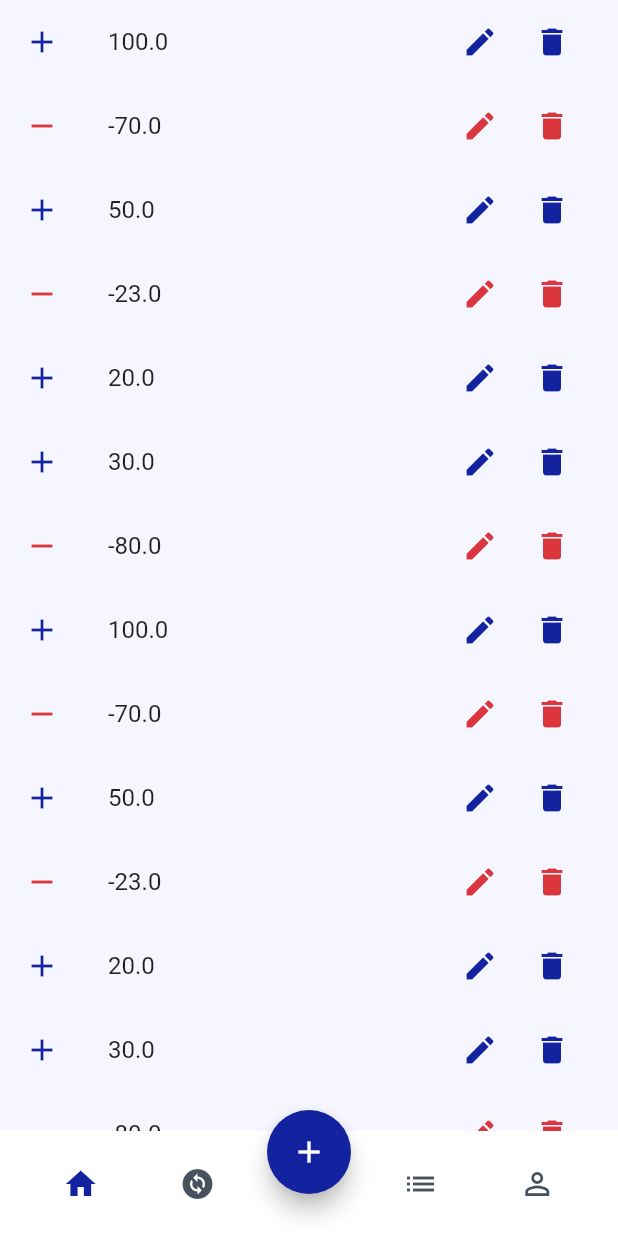
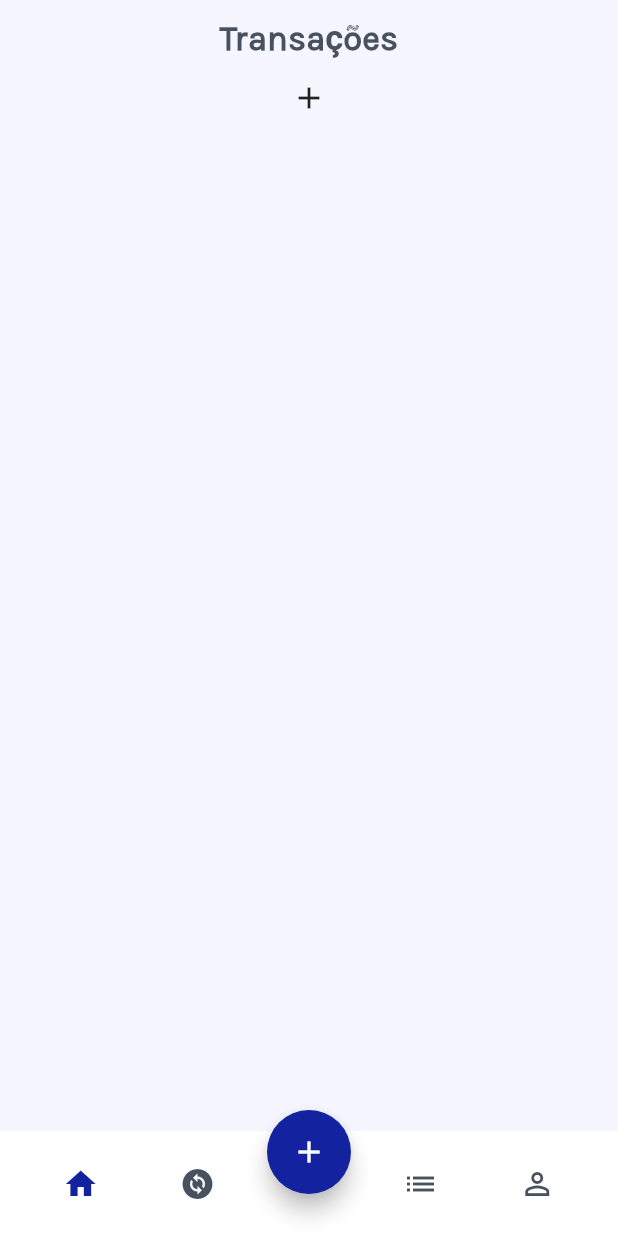
Before and after one commit to proz-tecnologia/PIT02GP06, a Flutter app: the screen it shows after launch, swiped to page 2, on a phone screen of 412 x 824 dp. Run offline on Flutter 3.47's test engine with Material 2 defaults, Android fonts, the phone set to English and light mode, and no system bars; our stand-ins replace shared_preferences; missing offline and left inert: graphic.

Commit message:
configuração shared_preferences e iniciando tela de transações

```diff
--- a/lib/models/transaction_model.dart
+++ b/lib/models/transaction_model.dart
@@ -1,5 +1,7 @@
+import 'dart:convert';
+
 // ignore_for_file: public_member_api_docs, sort_constructors_first
-abstract class TransactionModel {
+class TransactionModel {
   DateTime data;
   double valor;
   int contaId;
@@ -8,4 +10,53 @@ abstract class TransactionModel {
     required this.valor,
     required this.contaId,
   });
+
+  @override
+  String toString() =>
+      'TransactionModel(data: $data, valor: $valor, contaId: $contaId)';
+
+  @override
+  bool operator ==(covariant TransactionModel other) {
+    if (identical(this, other)) return true;
+
+    return other.data == data &&
+        other.valor == valor &&
+        other.contaId == contaId;
+  }
+
+  @override
+  int get hashCode => data.hashCode ^ valor.hashCode ^ contaId.hashCode;
+
+  TransactionModel copyWith({
+    DateTime? data,
+    double? valor,
+    int? contaId,
+  }) {
+    return TransactionModel(
+      data: data ?? this.data,
+      valor: valor ?? this.valor,
+      contaId: contaId ?? this.contaId,
+    );
+  }
+
+  Map<String, dynamic> toMap() {
+    return <String, dynamic>{
+      'data': data.millisecondsSinceEpoch,
+      'valor': valor,
+      'contaId': contaId,
+    };
+  }
+
+  factory TransactionModel.fromMap(Map<String, dynamic> map) {
+    return TransactionModel(
+      data: DateTime.fromMillisecondsSinceEpoch(map['data'] as int),
+      valor: map['valor'] as double,
+      contaId: map['contaId'] as int,
+    );
+  }
+
+  String toJson() => json.encode(toMap());
+
+  factory TransactionModel.fromJson(String source) =>
+      TransactionModel.fromMap(json.decode(source) as Map<String, dynamic>);
 }
--- a/lib/src/transactions/transactions_controller.dart
+++ b/lib/src/transactions/transactions_controller.dart
@@ -2,15 +2,23 @@ import 'package:flutter/foundation.dart';
 import 'package:pit02gp06/models/transaction_model.dart';
 import 'package:pit02gp06/src/transactions/transactions_repository.dart';
 import 'package:pit02gp06/src/transactions/transactions_state.dart';
+import 'package:pit02gp06/utils/shared_preferences_service.dart';
+import 'package:shared_preferences/shared_preferences.dart';
 
 class TransactionsController {
   ValueNotifier<TransactionsState> state =
       ValueNotifier(TransactionsEmptyState());
-  final _repository = TransactionsRepository();
+  late final _repository;
   TransactionsController() {
     state.value = TransactionsLoadState();
-    List<TransactionModel> transactionsList;
-    transactionsList = _repository.loadTransactions();
+    init();
+  }
+  void init() async {
+    final instance = await SharedPreferences.getInstance();
+    _repository = TransactionsRepository(
+        service: SharedPreferencesService(instance: instance));
+    List<TransactionModel> transactionsList =
+        await _repository.loadTransactions();
     state.value = TransactionsSuccessState(transactionsList: transactionsList);
   }
 
@@ -20,9 +28,16 @@ class TransactionsController {
     state.value = TransactionsSuccessState(transactionsList: list);
   }
 
-  void add(TransactionModel transaction, List<TransactionModel> list) {
+  void add(TransactionModel transaction) async {
     state.value = TransactionsLoadState();
+    List<TransactionModel> list = await _repository.loadTransactions();
     list = _repository.add(transaction, list);
+
     state.value = TransactionsSuccessState(transactionsList: list);
   }
+
+  void save() {
+    _repository
+        .save((state.value as TransactionsSuccessState).transactionsList);
+  }
 }
--- a/lib/src/transactions/transactions_repository.dart
+++ b/lib/src/transactions/transactions_repository.dart
@@ -1,26 +1,39 @@
+import 'dart:convert';
+import 'dart:developer';
+
 import 'package:pit02gp06/models/transaction_model.dart';
-
-import '../../models/expense_model.dart';
-import '../../models/income_model.dart';
+import 'package:pit02gp06/utils/i_http_service.dart';
+import 'package:pit02gp06/utils/shared_preferences_keys.dart';
 
 class TransactionsRepository {
-  List<TransactionModel> loadTransactions() {
-    return [
-      IncomeModel(data: DateTime.now(), valor: 100, contaId: 0),
-      ExpenseModel(data: DateTime.now(), valor: -70, contaId: 0),
-      IncomeModel(data: DateTime.now(), valor: 50, contaId: 0),
-      ExpenseModel(data: DateTime.now(), valor: -23, contaId: 0),
-      IncomeModel(data: DateTime.now(), valor: 20, contaId: 0),
-      IncomeModel(data: DateTime.now(), valor: 30, contaId: 0),
-      ExpenseModel(data: DateTime.now(), valor: -80, contaId: 0),
-      IncomeModel(data: DateTime.now(), valor: 100, contaId: 0),
-      ExpenseModel(data: DateTime.now(), valor: -70, contaId: 0),
-      IncomeModel(data: DateTime.now(), valor: 50, contaId: 0),
-      ExpenseModel(data: DateTime.now(), valor: -23, contaId: 0),
-      IncomeModel(data: DateTime.now(), valor: 20, contaId: 0),
-      IncomeModel(data: DateTime.now(), valor: 30, contaId: 0),
-      ExpenseModel(data: DateTime.now(), valor: -80, contaId: 0),
-    ];
+  final IHttpService service;
+  TransactionsRepository({required this.service});
+
+  Future<List<TransactionModel>> loadTransactions() async {
+    final transactionsString =
+        await service.get(url: SharedPreferencesKeys.transactions);
+    if (transactionsString != null) {
+      final listJsonTransactions = jsonDecode(transactionsString);
+      final listTransactions = List.from(listJsonTransactions)
+          .map((e) => TransactionModel.fromJson(e))
+          .toList();
+      return listTransactions;
+    }
+    return [];
+//    log("_repository: listString: ${listString.toString()}");
+    // return [
+    //   ExpenseModel(data: DateTime.now(), valor: -23, contaId: 0),
+    //   IncomeModel(data: DateTime.now(), valor: 20, contaId: 0),
+    //   IncomeModel(data: DateTime.now(), valor: 30, contaId: 0),
+    //   ExpenseModel(data: DateTime.now(), valor: -80, contaId: 0),
+    //   IncomeModel(data: DateTime.now(), valor: 100, contaId: 0),
+    //   ExpenseModel(data: DateTime.now(), valor: -70, contaId: 0),
+    //   IncomeModel(data: DateTime.now(), valor: 50, contaId: 0),
+    //   ExpenseModel(data: DateTime.now(), valor: -23, contaId: 0),
+    //   IncomeModel(data: DateTime.now(), valor: 20, contaId: 0),
+    //   IncomeModel(data: DateTime.now(), valor: 30, contaId: 0),
+    //   ExpenseModel(data: DateTime.now(), valor: -80, contaId: 0),
+    // ];
   }
 
   List<TransactionModel> add(
@@ -31,6 +44,11 @@ class TransactionsRepository {
 
   List<TransactionModel> remove(int index, List<TransactionModel> list) {
     list.removeAt(index);
+    service.set(url: SharedPreferencesKeys.transactions, data: list);
     return list;
   }
+
+  void save(List<TransactionModel> list) async {
+    await service.set(url: SharedPreferencesKeys.transactions, data: list);
+  }
 }
--- a/lib/src/transactions/transactions_screen.dart
+++ b/lib/src/transactions/transactions_screen.dart
@@ -1,7 +1,10 @@
 import 'package:flutter/material.dart';
 import 'package:pit02gp06/models/income_model.dart';
+import 'package:pit02gp06/models/transaction_model.dart';
+import 'package:pit02gp06/src/transactions/add_transaction_page.dart';
 import 'package:pit02gp06/src/transactions/transactions_controller.dart';
 import 'package:pit02gp06/src/transactions/transactions_state.dart';
+import 'package:pit02gp06/src/widgets/title_widget.dart';
 import 'package:pit02gp06/utils/app_colors.dart';
 
 class TransactionsScreen extends StatefulWidget {
@@ -13,10 +16,27 @@ class TransactionsScreen extends StatefulWidget {
 
 class _TransactionsScreenState extends State<TransactionsScreen> {
   final controller = TransactionsController();
+  TextEditingController newValueController = TextEditingController();
 
   @override
   Widget build(BuildContext context) {
-    return Center(
+    return SafeArea(
+      child: Column(
+        children: [
+          TitleWidget(title: "Transações"),
+          IconButton(
+              onPressed: () async {
+                await Navigator.of(context)
+                    .push<TransactionModel?>(MaterialPageRoute(
+                        builder: (context) => AddTransactionPage()))
+                    .then((value) {
+                  if (value != null && value.runtimeType == TransactionModel) {
+                    controller.add(value);
+                  }
+                });
+              },
+              icon: Icon(Icons.add)),
+          Expanded(
             child: ValueListenableBuilder(
                 valueListenable: controller.state,
                 builder: (context, value, child) {
@@ -32,20 +52,20 @@ class _TransactionsScreenState extends State<TransactionsScreen> {
                               .length,
                           itemBuilder: (context, index) {
                             return ListTile(
-                        iconColor: value.transactionsList[index] is IncomeModel
+                              iconColor: value.transactionsList[index].valor > 0
                                   ? AppColors.blue1Color
                                   : AppColors.red1Color,
-                        leading: value.transactionsList[index] is IncomeModel
+                              leading: value.transactionsList[index].valor > 0
                                   ? Icon(Icons.add)
                                   : Icon(Icons.remove),
-                        title: Text(
-                            value.transactionsList[index].valor.toString()),
+                              title: Text(value.transactionsList[index].valor
+                                  .toString()),
                               trailing: Container(
                                 width: 100,
                                 child: Row(
                                   children: [
                                     IconButton(
-                                onPressed: () {},
+                                      onPressed: controller.save,
                                       icon: Icon(Icons.edit),
                                     ),
                                     IconButton(
@@ -64,6 +84,80 @@ class _TransactionsScreenState extends State<TransactionsScreen> {
                       return const Text("EEERRROOO !!!");
                   }
                 }),
+          ),
+        ],
+      ),
     );
+
+    /*
+    return Column(
+      children: [
+        SizedBox(
+          height: 200,
+          width: MediaQuery.of(context).size.width,
+          child: Row(
+            children: [
+              TextField(
+                controller: newValueController,
+              ),
+            ],
+          ),
+        ),
+        SizedBox(
+          height: MediaQuery.of(context).size.height - 300,
+          width: MediaQuery.of(context).size.width,
+          child: ValueListenableBuilder(
+              valueListenable: controller.state,
+              builder: (context, value, child) {
+                switch (value.runtimeType) {
+                  case TransactionsEmptyState:
+                    return const Text("VAZIO!!!");
+                  case TransactionsLoadState:
+                    return CircularProgressIndicator();
+                  case TransactionsSuccessState:
+                    return ListView.builder(
+                        itemCount: (value as TransactionsSuccessState)
+                            .transactionsList
+                            .length,
+                        itemBuilder: (context, index) {
+                          return ListTile(
+                            iconColor:
+                                value.transactionsList[index] is IncomeModel
+                                    ? AppColors.blue1Color
+                                    : AppColors.red1Color,
+                            leading:
+                                value.transactionsList[index] is IncomeModel
+                                    ? Icon(Icons.add)
+                                    : Icon(Icons.remove),
+                            title: Text(
+                                value.transactionsList[index].valor.toString()),
+                            trailing: Container(
+                              width: 100,
+                              child: Row(
+                                children: [
+                                  IconButton(
+                                    onPressed: controller.save,
+                                    icon: Icon(Icons.edit),
+                                  ),
+                                  IconButton(
+                                    onPressed: () {
+                                      controller.delete(
+                                          index, value.transactionsList);
+                                    },
+                                    icon: Icon(Icons.delete),
+                                  ),
+                                ],
+                              ),
+                            ),
+                          );
+                        });
+                  default:
+                    return const Text("EEERRROOO !!!");
+                }
+              }),
+        ),
+      ],
+    );
+*/
   }
 }
--- /dev/null
+++ b/lib/utils/i_http_service.dart
@@ -0,0 +1,4 @@
+abstract class IHttpService {
+  Future<dynamic> get({required String url});
+  set({required String url, required dynamic data});
+}
--- a/lib/utils/shared_preferences_keys.dart
+++ b/lib/utils/shared_preferences_keys.dart
@@ -0,0 +1,4 @@
+class SharedPreferencesKeys {
+  static const String transactions = 'transactions';
+  static const String user = 'user';
+}
--- /dev/null
+++ b/lib/utils/shared_preferences_service.dart
@@ -0,0 +1,18 @@
+import 'dart:convert';
+
+import 'package:pit02gp06/utils/i_http_service.dart';
+import 'package:shared_preferences/shared_preferences.dart';
+
+import '../models/transaction_model.dart';
+
+class SharedPreferencesService implements IHttpService {
+  final SharedPreferences instance;
+  SharedPreferencesService({required this.instance});
+
+  @override
+  Future get({required String url}) async => instance.getString(url);
+
+  @override
+  set({required String url, required data}) async =>
+      instance.setString(url, jsonEncode(data));
+}
```
Also changed, not shown: lib/src/transactions/add_transaction_page.dart (added, +87 -0 lines), lib/utils/ihttp_service.dart (deleted). Lines whose indentation alone changed are shown as unchanged.
